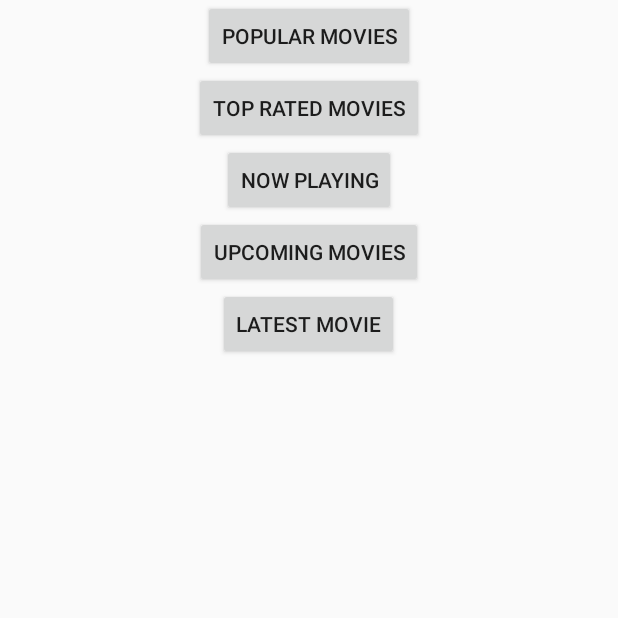
After one commit to MrBuggySan/BuggyMovi, an Android app: the fragment FrontMenuFragment shown on its own in the app's theme, on a phone screen of 412 x 824 dp, the top half of it. The commit adds this screen. Run offline under Robolectric (Android 15) with nearby library versions, the phone set to English and light mode, and no system bars.

Commit message:
Added frontmenufragment.xml

```diff
--- /dev/null
+++ b/app/src/main/java/com/example/andreibuiza/buggymovi/FrontMenuFragment.java
@@ -0,0 +1,52 @@
+package com.example.andreibuiza.buggymovi;
+
+import android.os.Bundle;
+import android.support.annotation.Nullable;
+import android.support.v4.app.Fragment;
+import android.view.LayoutInflater;
+import android.view.View;
+import android.view.ViewGroup;
+import android.widget.Button;
+import android.widget.Toast;
+
+/**
+ * Created by AndreiBuiza on 6/19/2016.
+ */
+public class FrontMenuFragment extends Fragment {
+
+    @Override
+    public void onCreate(@Nullable Bundle savedInstanceState) {
+        super.onCreate(savedInstanceState);
+    }
+
+    @Nullable
+    @Override
+    public View onCreateView(LayoutInflater inflater, @Nullable ViewGroup container, @Nullable Bundle savedInstanceState) {
+        //return super.onCreateView(inflater, container, savedInstanceState);
+        View rootView = inflater.inflate(R.layout.frontmenufragment, container, false);
+
+        Button myButton= (Button) rootView.findViewById(R.id.popButton);
+//        myButton.setOnClickListener(onClickButton(myButton));
+        //TODO:Improve aesthetics of the front page fragment
+
+        return rootView;
+
+    }
+
+    @Override
+    public void onStart() {
+        super.onStart();
+    }
+
+
+    //TODO:Event when click occurs
+    public void onClickButton(View view){
+        CharSequence text = "Loading...";
+        int duration = Toast.LENGTH_SHORT;
+
+        Toast toast = Toast.makeText(getContext(), text, duration);
+        toast.show();
+
+
+    }
+}
--- /dev/null
+++ b/app/src/main/res/layout/frontmenufragment.xml
@@ -0,0 +1,46 @@
+<?xml version="1.0" encoding="utf-8"?>
+<LinearLayout
+        xmlns:android="http://schemas.android.com/apk/res/android"
+        android:orientation="vertical"
+        android:layout_width="match_parent"
+        android:layout_height="match_parent"
+        android:layout_row="47"
+        android:layout_column="35">
+
+    <Button
+        android:layout_width="wrap_content"
+        android:layout_height="wrap_content"
+        android:text="@string/popular"
+        android:id="@+id/popButton"
+        android:layout_gravity="center_horizontal"
+        android:onClick=""
+         />
+
+    <Button
+        android:layout_width="wrap_content"
+        android:layout_height="wrap_content"
+        android:text="@string/top"
+        android:id="@+id/topButton"
+        android:layout_gravity="center_horizontal" />
+
+    <Button
+        android:layout_width="wrap_content"
+        android:layout_height="wrap_content"
+        android:text="@string/nowPlaying"
+        android:id="@+id/nowPlayingButton"
+        android:layout_gravity="center_horizontal" />
+
+    <Button
+        android:layout_width="wrap_content"
+        android:layout_height="wrap_content"
+        android:text="@string/upcoming"
+        android:id="@+id/upcomingButton"
+        android:layout_gravity="center_horizontal" />
+
+    <Button
+        android:layout_width="wrap_content"
+        android:layout_height="wrap_content"
+        android:text="@string/latest"
+        android:id="@+id/latestButton"
+        android:layout_gravity="center_horizontal" />
+</LinearLayout>
--- a/app/src/main/res/values/strings.xml
+++ b/app/src/main/res/values/strings.xml
@@ -2,4 +2,9 @@
     <string name="app_name">Buggy Movi</string>
     <string name="theMovieDBAPI_key_parameter">api_key</string>
     <string name="theMovieDBAPI_key">7a0f090baebf83c2c4b2e49a59a85ebc</string>
+    <string name="popular">Popular Movies</string>
+    <string name="top">Top Rated Movies</string>
+    <string name="nowPlaying">Now Playing</string>
+    <string name="upcoming">Upcoming Movies</string>
+    <string name="latest">Latest Movie</string>
 </resources>
--- a/build.gradle
+++ b/build.gradle
@@ -5,7 +5,7 @@ buildscript {
         jcenter()
     }
     dependencies {
-        classpath 'com.android.tools.build:gradle:2.1.0'
+        classpath 'com.android.tools.build:gradle:2.1.2'
 
         // NOTE: Do not place your application dependencies here; they belong
         // in the individual module build.gradle files
```
